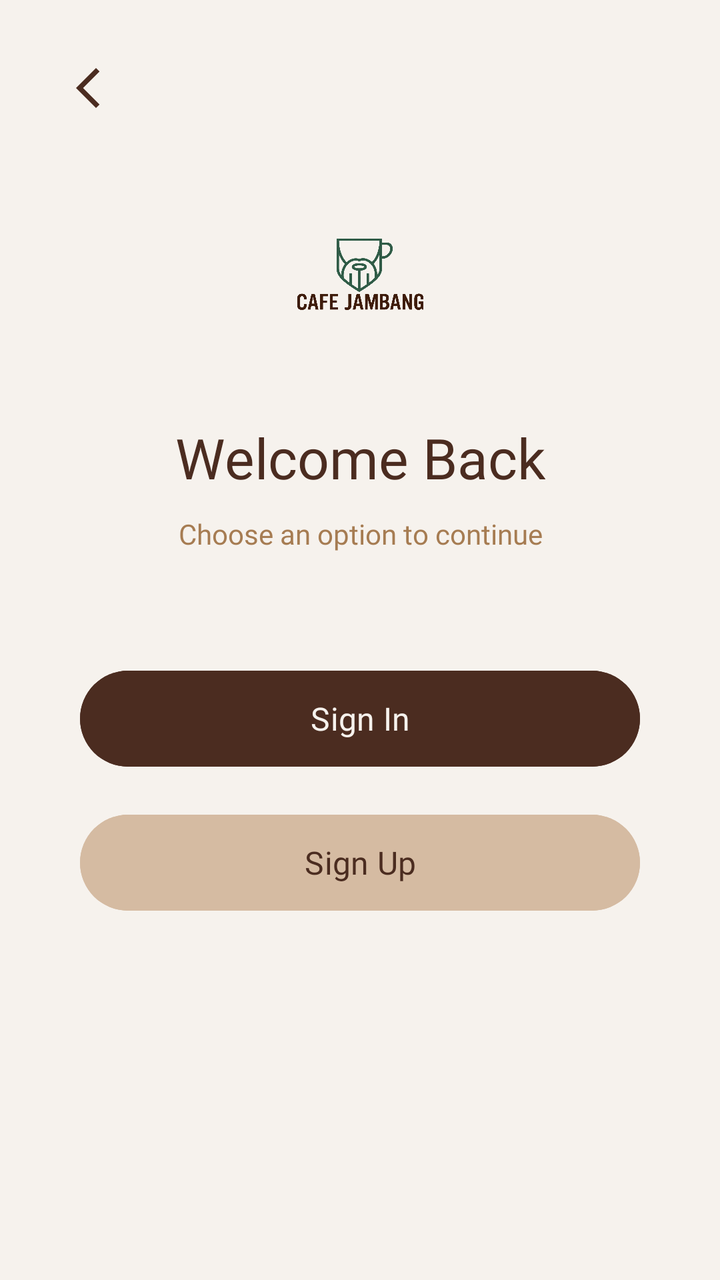
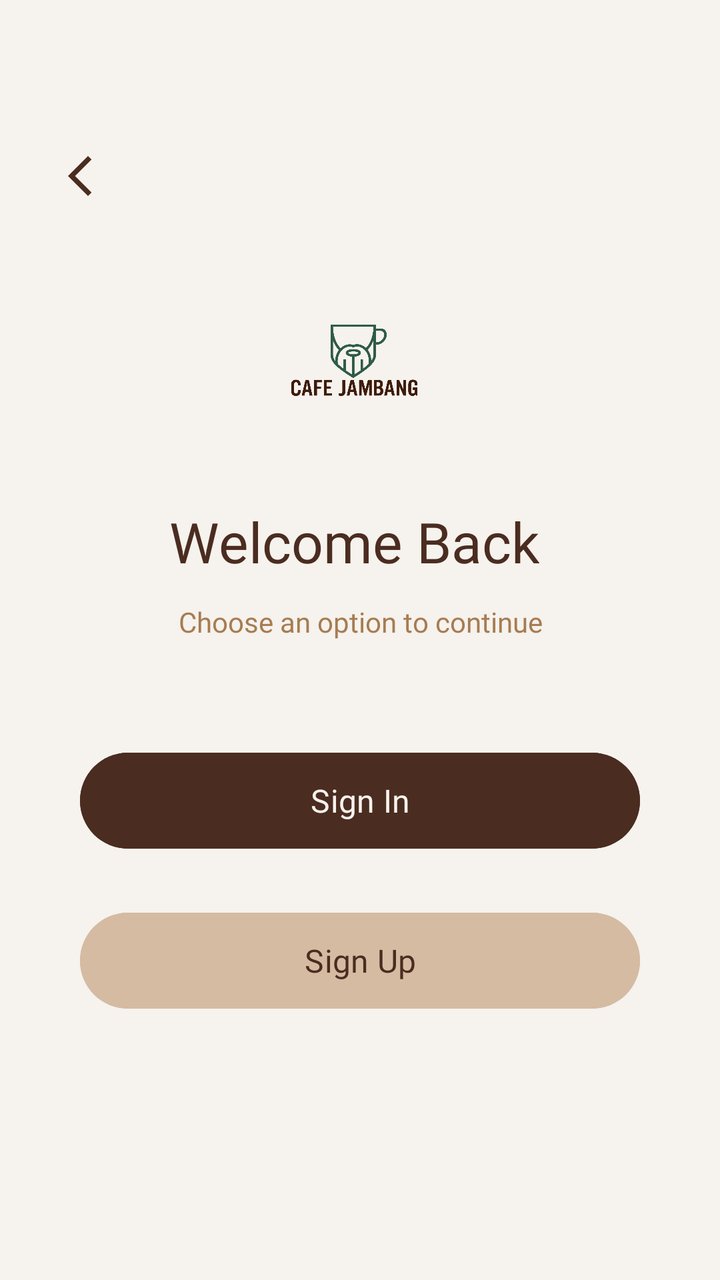

The first picture is an Android layout as it rendered before a commit; the second is the same layout after the commit. The layout source and the unified diff follow.
<!-- AndroidManifest.xml: application theme Theme.YLNLays -->
<!-- res/layout/activity_get_started.xml -->
<?xml version="1.0" encoding="utf-8"?>
<androidx.constraintlayout.widget.ConstraintLayout
    xmlns:android="http://schemas.android.com/apk/res/android"
    xmlns:app="http://schemas.android.com/apk/res-auto"
    android:id="@+id/main"
    android:layout_width="match_parent"
    android:layout_height="match_parent"
    android:background="#F6F2ED">

    
    <ImageButton
        android:id="@+id/btnBack"
        android:layout_width="48dp"
        android:layout_height="48dp"
        android:layout_marginStart="20dp"
        android:layout_marginTop="20dp"
        android:background="@android:color/transparent"
        android:src="@drawable/ic_arrow_back"
        android:contentDescription="Back"
        app:tint="#4B2C20"
        app:layout_constraintTop_toTopOf="parent"
        app:layout_constraintStart_toStartOf="parent" />

    
    <ImageView
        android:id="@+id/imgLogo"
        android:layout_width="100dp"
        android:layout_height="100dp"
        android:src="@drawable/logo"
        android:scaleType="fitCenter"
        android:contentDescription="Logo Cafe Jambang"
        app:layout_constraintTop_toTopOf="parent"
        app:layout_constraintStart_toStartOf="parent"
        app:layout_constraintEnd_toEndOf="parent"
        android:layout_marginTop="85dp" />

    
    <TextView
        android:id="@+id/tvTitle"
        android:layout_width="wrap_content"
        android:layout_height="wrap_content"
        android:text="Welcome Back"
        android:textColor="#4B2C20"
        android:textSize="28sp"
        android:fontFamily="@font/poppins_bold"
        android:gravity="center"
        app:layout_constraintTop_toBottomOf="@id/imgLogo"
        app:layout_constraintStart_toStartOf="parent"
        app:layout_constraintEnd_toEndOf="parent"
        android:layout_marginTop="25dp" />

    
    <TextView
        android:id="@+id/tvSubtitle"
        android:layout_width="0dp"
        android:layout_height="wrap_content"
        android:text="Choose an option to continue"
        android:textColor="#A67C52"
        android:textSize="14sp"
        android:fontFamily="@font/poppins_medium"
        android:gravity="center"
        app:layout_constraintTop_toBottomOf="@id/tvTitle"
        app:layout_constraintStart_toStartOf="parent"
        app:layout_constraintEnd_toEndOf="parent"
        android:layout_marginStart="35dp"
        android:layout_marginEnd="35dp"
        android:layout_marginTop="10dp" />

    
    <Button
        android:id="@+id/btnSignIn"
        android:layout_width="0dp"
        android:layout_height="56dp"
        android:text="Sign In"
        android:textColor="#F6F2ED"
        android:textSize="16sp"
        android:fontFamily="@font/poppins_bold"
        android:textAllCaps="false"
        android:backgroundTint="#4B2C20"
        android:elevation="3dp"
        app:layout_constraintTop_toBottomOf="@id/tvSubtitle"
        app:layout_constraintStart_toStartOf="parent"
        app:layout_constraintEnd_toEndOf="parent"
        android:layout_marginStart="40dp"
        android:layout_marginEnd="40dp"
        android:layout_marginTop="55dp" />

    
    <Button
        android:id="@+id/btnSignUp"
        android:layout_width="0dp"
        android:layout_height="56dp"
        android:text="Sign Up"
        android:textColor="#4B2C20"
        android:textSize="16sp"
        android:fontFamily="@font/poppins_bold"
        android:textAllCaps="false"
        android:backgroundTint="#D5BBA2"
        android:elevation="2dp"
        app:layout_constraintTop_toBottomOf="@id/btnSignIn"
        app:layout_constraintStart_toStartOf="parent"
        app:layout_constraintEnd_toEndOf="parent"
        android:layout_marginStart="40dp"
        android:layout_marginEnd="40dp"
        android:layout_marginTop="16dp" />

</androidx.constraintlayout.widget.ConstraintLayout>
<!-- resources referenced by this layout -->
<resources>
  <!-- drawable ic_arrow_back (drawable) -->
  <vector xmlns:android="http://schemas.android.com/apk/res/android" android:height="24dp" android:tint="#000000" android:viewportHeight="24" android:viewportWidth="24" android:width="24dp">
        
      <path android:fillColor="@android:color/white" android:pathData="M17.77,3.77l-1.77,-1.77l-10,10l10,10l1.77,-1.77l-8.23,-8.23z"/>
      
  </vector>
  <!-- drawable logo: png bitmap (drawable, 284325 bytes) -->
  <style name="Theme.YLNLays" parent="Base.Theme.YLNLays" />
  <style name="Base.Theme.YLNLays" parent="Theme.Material3.DayNight.NoActionBar">
          
          
      </style>
</resources>

<!-- the commit's change to res/layout/activity_get_started.xml (unified diff, before → after) -->
@@ -7,101 +7,100 @@
     android:layout_height="match_parent"
     android:background="#F6F2ED">
 
-    
     <ImageButton
         android:id="@+id/btnBack"
         android:layout_width="48dp"
         android:layout_height="48dp"
-        android:layout_marginStart="20dp"
-        android:layout_marginTop="20dp"
+        android:layout_marginStart="16dp"
+        android:layout_marginTop="64dp"
         android:background="@android:color/transparent"
+        android:contentDescription="Back"
         android:src="@drawable/ic_arrow_back"
-        android:contentDescription="Back"
-        app:tint="#4B2C20"
+        app:layout_constraintStart_toStartOf="parent"
         app:layout_constraintTop_toTopOf="parent"
-        app:layout_constraintStart_toStartOf="parent" />
+        app:tint="#4B2C20" />
 
-    
+    <TextView
+        android:id="@+id/tvTitle"
+        android:layout_width="wrap_content"
+        android:layout_height="wrap_content"
+        android:layout_marginTop="24dp"
+        android:fontFamily="@font/poppins_bold"
+        android:gravity="center"
+        android:text="Welcome Back"
+        android:textColor="#4B2C20"
+        android:textSize="28sp"
+        app:layout_constraintEnd_toEndOf="parent"
+        app:layout_constraintHorizontal_bias="0.482"
+        app:layout_constraintStart_toStartOf="parent"
+        app:layout_constraintTop_toBottomOf="@id/imgLogo" />
+
+    <TextView
+        android:id="@+id/tvSubtitle"
+        android:layout_width="0dp"
+        android:layout_height="wrap_content"
+        android:layout_marginStart="35dp"
+        android:layout_marginTop="12dp"
+        android:layout_marginEnd="35dp"
+        android:fontFamily="@font/poppins_medium"
+        android:gravity="center"
+        android:text="Choose an option to continue"
+        android:textColor="#A67C52"
+        android:textSize="14sp"
+        app:layout_constraintEnd_toEndOf="parent"
+        app:layout_constraintHorizontal_bias="0.0"
+        app:layout_constraintStart_toStartOf="parent"
+        app:layout_constraintTop_toBottomOf="@id/tvTitle" />
+
+    <Button
+        android:id="@+id/btnSignIn"
+        android:layout_width="0dp"
+        android:layout_height="56dp"
+        android:layout_marginStart="40dp"
+        android:layout_marginTop="52dp"
+        android:layout_marginEnd="40dp"
+        android:backgroundTint="#4B2C20"
+        android:elevation="3dp"
+        android:fontFamily="@font/poppins_bold"
+        android:text="Sign In"
+        android:textAllCaps="false"
+        android:textColor="#F6F2ED"
+        android:textSize="16sp"
+        app:layout_constraintEnd_toEndOf="parent"
+        app:layout_constraintHorizontal_bias="0.0"
+        app:layout_constraintStart_toStartOf="parent"
+        app:layout_constraintTop_toBottomOf="@id/tvSubtitle" />
+
+    <Button
+        android:id="@+id/btnSignUp"
+        android:layout_width="0dp"
+        android:layout_height="56dp"
+        android:layout_marginStart="40dp"
+        android:layout_marginTop="24dp"
+        android:layout_marginEnd="40dp"
+        android:backgroundTint="#D5BBA2"
+        android:elevation="2dp"
+        android:fontFamily="@font/poppins_bold"
+        android:text="Sign Up"
+        android:textAllCaps="false"
+        android:textColor="#4B2C20"
+        android:textSize="16sp"
+        app:layout_constraintEnd_toEndOf="parent"
+        app:layout_constraintHorizontal_bias="0.0"
+        app:layout_constraintStart_toStartOf="parent"
+        app:layout_constraintTop_toBottomOf="@id/btnSignIn" />
+
     <ImageView
         android:id="@+id/imgLogo"
         android:layout_width="100dp"
         android:layout_height="100dp"
+        android:layout_marginTop="128dp"
+        android:contentDescription="Logo Cafe Jambang"
+        android:scaleType="fitCenter"
         android:src="@drawable/logo"
-        android:scaleType="fitCenter"
-        android:contentDescription="Logo Cafe Jambang"
-        app:layout_constraintTop_toTopOf="parent"
+        app:layout_constraintEnd_toEndOf="parent"
+        app:layout_constraintHorizontal_bias="0.488"
         app:layout_constraintStart_toStartOf="parent"
-        app:layout_constraintEnd_toEndOf="parent"
-        android:layout_marginTop="85dp" />
-
-    
-    <TextView
-        android:id="@+id/tvTitle"
-        android:layout_width="wrap_content"
-        android:layout_height="wrap_content"
-        android:text="Welcome Back"
-        android:textColor="#4B2C20"
-        android:textSize="28sp"
-        android:fontFamily="@font/poppins_bold"
-        android:gravity="center"
-        app:layout_constraintTop_toBottomOf="@id/imgLogo"
-        app:layout_constraintStart_toStartOf="parent"
-        app:layout_constraintEnd_toEndOf="parent"
-        android:layout_marginTop="25dp" />
-
-    
-    <TextView
-        android:id="@+id/tvSubtitle"
-        android:layout_width="0dp"
-        android:layout_height="wrap_content"
-        android:text="Choose an option to continue"
-        android:textColor="#A67C52"
-        android:textSize="14sp"
-        android:fontFamily="@font/poppins_medium"
-        android:gravity="center"
-        app:layout_constraintTop_toBottomOf="@id/tvTitle"
-        app:layout_constraintStart_toStartOf="parent"
-        app:layout_constraintEnd_toEndOf="parent"
-        android:layout_marginStart="35dp"
-        android:layout_marginEnd="35dp"
-        android:layout_marginTop="10dp" />
-
-    
-    <Button
-        android:id="@+id/btnSignIn"
-        android:layout_width="0dp"
-        android:layout_height="56dp"
-        android:text="Sign In"
-        android:textColor="#F6F2ED"
-        android:textSize="16sp"
-        android:fontFamily="@font/poppins_bold"
-        android:textAllCaps="false"
-        android:backgroundTint="#4B2C20"
-        android:elevation="3dp"
-        app:layout_constraintTop_toBottomOf="@id/tvSubtitle"
-        app:layout_constraintStart_toStartOf="parent"
-        app:layout_constraintEnd_toEndOf="parent"
-        android:layout_marginStart="40dp"
-        android:layout_marginEnd="40dp"
-        android:layout_marginTop="55dp" />
-
-    
-    <Button
-        android:id="@+id/btnSignUp"
-        android:layout_width="0dp"
-        android:layout_height="56dp"
-        android:text="Sign Up"
-        android:textColor="#4B2C20"
-        android:textSize="16sp"
-        android:fontFamily="@font/poppins_bold"
-        android:textAllCaps="false"
-        android:backgroundTint="#D5BBA2"
-        android:elevation="2dp"
-        app:layout_constraintTop_toBottomOf="@id/btnSignIn"
-        app:layout_constraintStart_toStartOf="parent"
-        app:layout_constraintEnd_toEndOf="parent"
-        android:layout_marginStart="40dp"
-        android:layout_marginEnd="40dp"
-        android:layout_marginTop="16dp" />
+        app:layout_constraintTop_toTopOf="parent" />
 
 </androidx.constraintlayout.widget.ConstraintLayout>
<!-- resource entries referenced after the edit -->
@@ -1,7 +1,7 @@
 <!-- resources referenced by this layout -->
 <resources>
   <!-- drawable ic_arrow_back (drawable) -->
-  <vector xmlns:android="http://schemas.android.com/apk/res/android" android:height="24dp" android:tint="#000000" android:viewportHeight="24" android:viewportWidth="24" android:width="24dp">
+  <vector xmlns:android="http://schemas.android.com/apk/res/android" android:height="24dp" android:tint="#FFFFFF" android:viewportHeight="24" android:viewportWidth="24" android:width="24dp">
         
       <path android:fillColor="@android:color/white" android:pathData="M17.77,3.77l-1.77,-1.77l-10,10l10,10l1.77,-1.77l-8.23,-8.23z"/>
       
